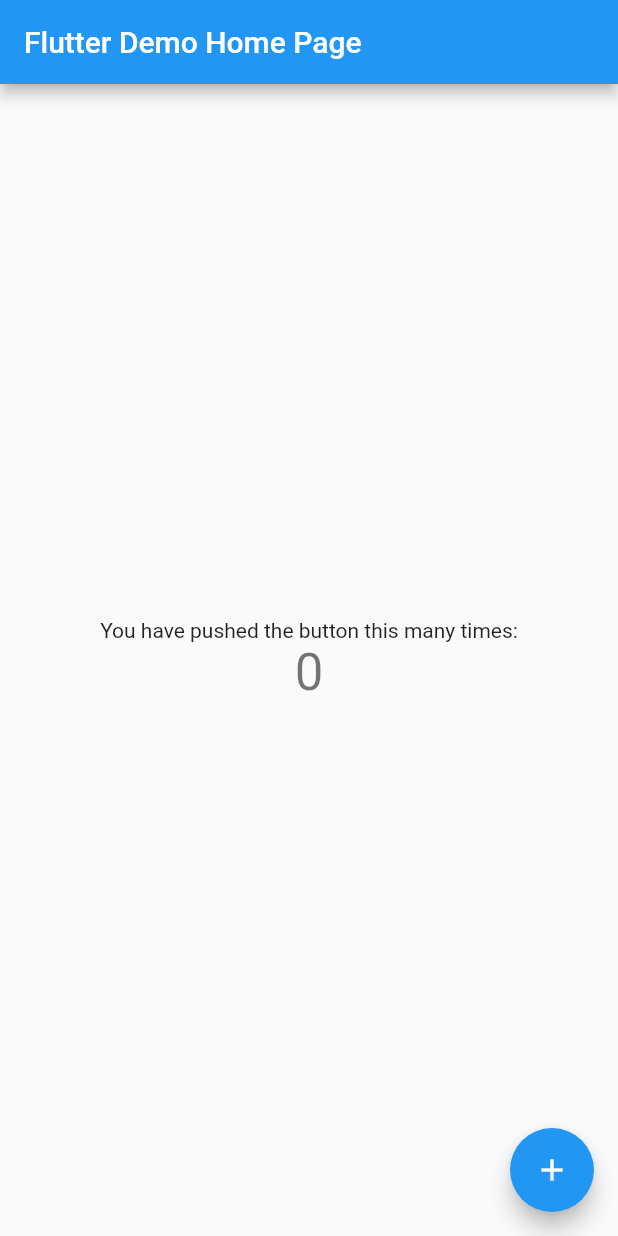
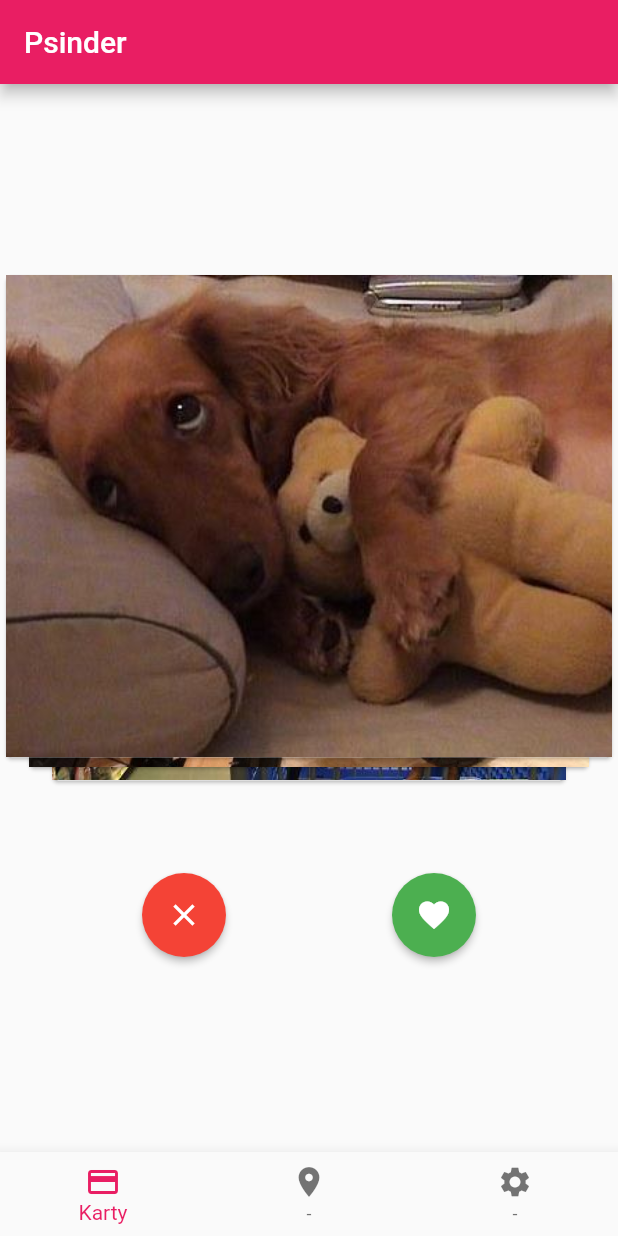
Before and after one commit to TinderPsinder/Psinder-frontend, a Flutter app: the screen it shows after launch, on a phone screen of 412 x 824 dp. Run offline on Flutter 3.47's test engine with Material 2 defaults, Android fonts, the phone set to English and light mode, and no system bars; drawn by our look-alikes of flutter_tindercard; our stand-ins replace easy_localization.

Commit message:
Implement initial cards UI

```diff
--- /dev/null
+++ b/assets/locale/en.json
@@ -0,0 +1,5 @@
+{
+    "app.title": "Psinder",
+    "main.title": "Psinder",
+    "main.cards": "Karty"
+}
--- /dev/null
+++ b/lib/app/psinder_app.dart
@@ -0,0 +1,33 @@
+import 'package:easy_localization/easy_localization.dart';
+import 'package:flutter/material.dart';
+import 'package:flutter_localizations/flutter_localizations.dart';
+import 'package:psinder/pages/main/main_page.dart';
+
+class PsinderApp extends StatelessWidget {
+  @override
+  Widget build(BuildContext context) => EasyLocalization(
+        child: Builder(
+          builder: (context) => _buildApp(context),
+        ),
+        supportedLocales: [
+          Locale('en'),
+        ],
+        path: 'assets/locale',
+        useOnlyLangCode: true,
+      );
+
+  Widget _buildApp(BuildContext context) => MaterialApp(
+        title: tr('app.title'),
+        localizationsDelegates: [
+          GlobalMaterialLocalizations.delegate,
+          GlobalWidgetsLocalizations.delegate,
+          EasyLocalization.of(context).delegate,
+        ],
+        supportedLocales: EasyLocalization.of(context).supportedLocales,
+        locale: EasyLocalization.of(context).locale,
+        theme: ThemeData(
+          primarySwatch: Colors.pink,
+        ),
+        home: MainPage(),
+      );
+}
--- a/lib/main.dart
+++ b/lib/main.dart
@@ -1,111 +1,4 @@
 import 'package:flutter/material.dart';
+import 'package:psinder/app/psinder_app.dart';
 
-void main() => runApp(MyApp());
-
-class MyApp extends StatelessWidget {
-  // This widget is the root of your application.
-  @override
-  Widget build(BuildContext context) {
-    return MaterialApp(
-      title: 'Psinder',
-      theme: ThemeData(
-        // This is the theme of your application.
-        //
-        // Try running your application with "flutter run". You'll see the
-        // application has a blue toolbar. Then, without quitting the app, try
-        // changing the primarySwatch below to Colors.green and then invoke
-        // "hot reload" (press "r" in the console where you ran "flutter run",
-        // or simply save your changes to "hot reload" in a Flutter IDE).
-        // Notice that the counter didn't reset back to zero; the application
-        // is not restarted.
-        primarySwatch: Colors.blue,
-      ),
-      home: MyHomePage(title: 'Flutter Demo Home Page'),
-    );
-  }
-}
-
-class MyHomePage extends StatefulWidget {
-  MyHomePage({Key key, this.title}) : super(key: key);
-
-  // This widget is the home page of your application. It is stateful, meaning
-  // that it has a State object (defined below) that contains fields that affect
-  // how it looks.
-
-  // This class is the configuration for the state. It holds the values (in this
-  // case the title) provided by the parent (in this case the App widget) and
-  // used by the build method of the State. Fields in a Widget subclass are
-  // always marked "final".
-
-  final String title;
-
-  @override
-  _MyHomePageState createState() => _MyHomePageState();
-}
-
-class _MyHomePageState extends State<MyHomePage> {
-  int _counter = 0;
-
-  void _incrementCounter() {
-    setState(() {
-      // This call to setState tells the Flutter framework that something has
-      // changed in this State, which causes it to rerun the build method below
-      // so that the display can reflect the updated values. If we changed
-      // _counter without calling setState(), then the build method would not be
-      // called again, and so nothing would appear to happen.
-      _counter++;
-    });
-  }
-
-  @override
-  Widget build(BuildContext context) {
-    // This method is rerun every time setState is called, for instance as done
-    // by the _incrementCounter method above.
-    //
-    // The Flutter framework has been optimized to make rerunning build methods
-    // fast, so that you can just rebuild anything that needs updating rather
-    // than having to individually change instances of widgets.
-    return Scaffold(
-      appBar: AppBar(
-        // Here we take the value from the MyHomePage object that was created by
-        // the App.build method, and use it to set our appbar title.
-        title: Text(widget.title),
-      ),
-      body: Center(
-        // Center is a layout widget. It takes a single child and positions it
-        // in the middle of the parent.
-        child: Column(
-          // Column is also a layout widget. It takes a list of children and
-          // arranges them vertically. By default, it sizes itself to fit its
-          // children horizontally, and tries to be as tall as its parent.
-          //
-          // Invoke "debug painting" (press "p" in the console, choose the
-          // "Toggle Debug Paint" action from the Flutter Inspector in Android
-          // Studio, or the "Toggle Debug Paint" command in Visual Studio Code)
-          // to see the wireframe for each widget.
-          //
-          // Column has various properties to control how it sizes itself and
-          // how it positions its children. Here we use mainAxisAlignment to
-          // center the children vertically; the main axis here is the vertical
-          // axis because Columns are vertical (the cross axis would be
-          // horizontal).
-          mainAxisAlignment: MainAxisAlignment.center,
-          children: <Widget>[
-            Text(
-              'You have pushed the button this many times:',
-            ),
-            Text(
-              '$_counter',
-              style: Theme.of(context).textTheme.display1,
-            ),
-          ],
-        ),
-      ),
-      floatingActionButton: FloatingActionButton(
-        onPressed: _incrementCounter,
-        tooltip: 'Increment',
-        child: Icon(Icons.add),
-      ), // This trailing comma makes auto-formatting nicer for build methods.
-    );
-  }
-}
+void main() => runApp(PsinderApp());
--- /dev/null
+++ b/lib/pages/cards/cards_page.dart
@@ -0,0 +1,56 @@
+import 'package:flutter/material.dart';
+import 'package:flutter_tindercard/flutter_tindercard.dart';
+import 'package:psinder/pages/cards/cards_stack.dart';
+
+class CardsPage extends StatefulWidget {
+  @override
+  _CardsPageState createState() => _CardsPageState();
+}
+
+class _CardsPageState extends State<CardsPage> {
+  final _cardController = CardController();
+
+  @override
+  Widget build(BuildContext context) => Center(
+        child: Column(
+          mainAxisSize: MainAxisSize.min,
+          children: <Widget>[
+            CardsStack(controller: _cardController),
+            Padding(
+              padding: EdgeInsets.only(top: 32.0, bottom: 48.0),
+              child: _buildButtonsRow(),
+            ),
+          ],
+        ),
+      );
+
+  Widget _buildButtonsRow() => Row(
+        mainAxisAlignment: MainAxisAlignment.spaceEvenly,
+        children: <Widget>[
+          _buildCircularButton(
+            color: Colors.red,
+            icon: Icons.close,
+            onPressed: () => _cardController.triggerLeft(),
+          ),
+          _buildCircularButton(
+            color: Colors.green,
+            icon: Icons.favorite,
+            onPressed: () => _cardController.triggerRight(),
+          ),
+        ],
+      );
+
+  Widget _buildCircularButton({
+    Color color,
+    IconData icon,
+    void Function() onPressed,
+  }) =>
+      MaterialButton(
+        onPressed: onPressed,
+        color: color,
+        textColor: Colors.white,
+        child: Icon(icon, size: 24.0),
+        padding: EdgeInsets.all(16.0),
+        shape: CircleBorder(),
+      );
+}
--- /dev/null
+++ b/lib/pages/cards/cards_stack.dart
@@ -0,0 +1,41 @@
+import 'package:flutter/material.dart';
+import 'package:flutter_tindercard/flutter_tindercard.dart';
+
+class CardsStack extends StatelessWidget {
+  CardsStack({Key key, this.controller}) : super(key: key);
+
+  final CardController controller;
+
+  final _testImages = [
+    "assets/images/jamnik1.jpg",
+    "assets/images/jamnik2.jpg",
+    "assets/images/jamnik3.jpg",
+    "assets/images/jamnik4.jpg",
+    "assets/images/jamnik5.jpg",
+    "assets/images/jamnik6.jpg",
+  ];
+
+  @override
+  Widget build(BuildContext context) => AspectRatio(
+        aspectRatio: 1.0,
+        child: LayoutBuilder(
+          builder: (context, constraints) => TinderSwapCard(
+            totalNum: _testImages.length * 100,
+            maxWidth: constraints.maxWidth * 1.0,
+            maxHeight: constraints.maxHeight * 0.8,
+            minWidth: constraints.maxWidth * 0.85,
+            minHeight: constraints.maxHeight * 0.75,
+            cardBuilder: (context, index) => Card(
+              child: Image.asset(
+                '${_testImages[index % _testImages.length]}',
+                fit: BoxFit.cover,
+              ),
+            ),
+            swipeCompleteCallback: (orientation, index) {
+              print(orientation);
+            },
+            cardController: controller,
+          ),
+        ),
+      );
+}
--- /dev/null
+++ b/lib/pages/main/main_page.dart
@@ -0,0 +1,81 @@
+import 'package:easy_localization/easy_localization.dart';
+import 'package:flutter/material.dart';
+import 'package:psinder/pages/cards/cards_page.dart';
+
+class MainPage extends StatefulWidget {
+  @override
+  _MainPageState createState() => _MainPageState();
+}
+
+class _MainPageState extends State<MainPage> {
+  List<_MainPageTab> _tabs;
+
+  int _selectedTabIndex;
+
+  @override
+  void initState() {
+    super.initState();
+
+    _tabs = [
+      _MainPageTab(
+        title: tr('main.cards'),
+        icon: Icons.credit_card,
+        builder: () => CardsPage(),
+      ),
+      _MainPageTab(
+        title: '-',
+        icon: Icons.place,
+        builder: () => Container(),
+      ),
+      _MainPageTab(
+        title: '-',
+        icon: Icons.settings,
+        builder: () => Container(),
+      ),
+    ];
+
+    _selectedTabIndex = 0;
+  }
+
+  @override
+  Widget build(BuildContext context) => Scaffold(
+        appBar: AppBar(
+          title: Text(tr('main.title')),
+        ),
+        body: _tabs[_selectedTabIndex].widget,
+        bottomNavigationBar: BottomNavigationBar(
+          items: _tabs
+              .map(
+                (tab) => BottomNavigationBarItem(
+                  title: Text(tab.title),
+                  icon: Icon(tab.icon),
+                ),
+              )
+              .toList(),
+          currentIndex: _selectedTabIndex,
+          onTap: _onTabTapped,
+        ),
+      );
+
+  void _onTabTapped(int index) => setState(() {
+        _selectedTabIndex = index;
+      });
+}
+
+class _MainPageTab {
+  final String title;
+  final IconData icon;
+  final Widget Function() builder;
+
+  _MainPageTab({
+    @required this.title,
+    @required this.icon,
+    @required this.builder,
+  })  : assert(title != null),
+        assert(icon != null),
+        assert(builder != null);
+
+  Widget get widget => _widget ??= builder();
+
+  Widget _widget;
+}
```
Also changed, not shown: pubspec.yaml (+5 -7 lines), assets/images/jamnik1.jpg (added), assets/images/jamnik2.jpg (added), assets/images/jamnik3.jpg (added), assets/images/jamnik4.jpg (added), assets/images/jamnik5.jpg (added), assets/images/jamnik6.jpg (added), pubspec.lock, 8 other files.
